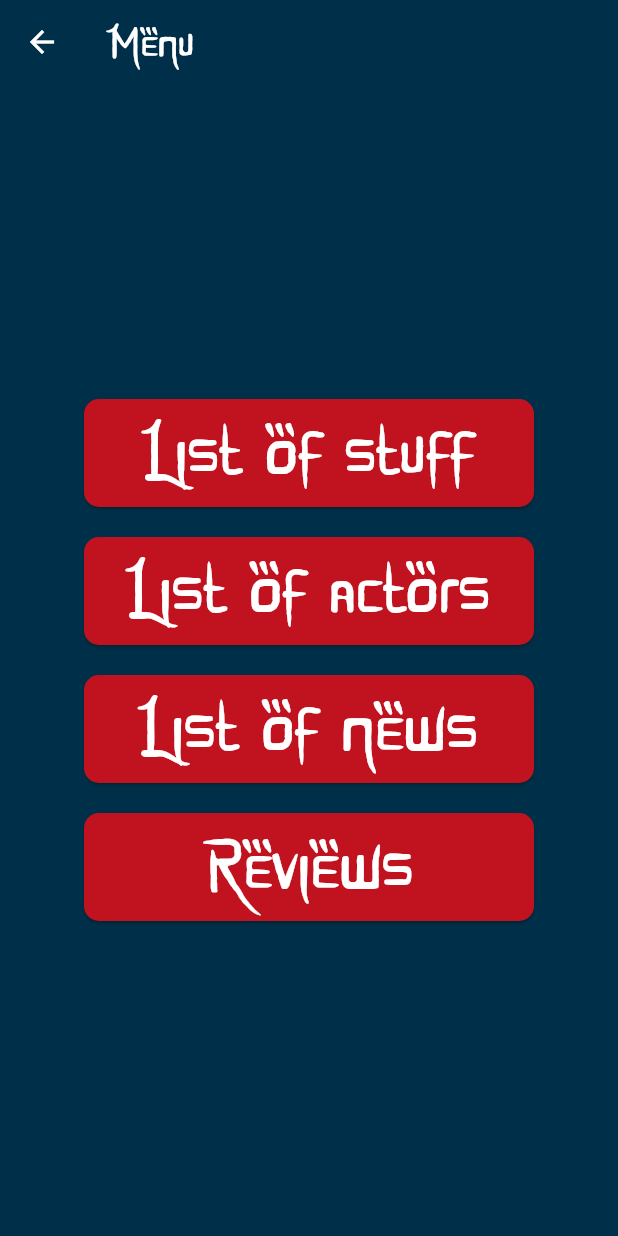
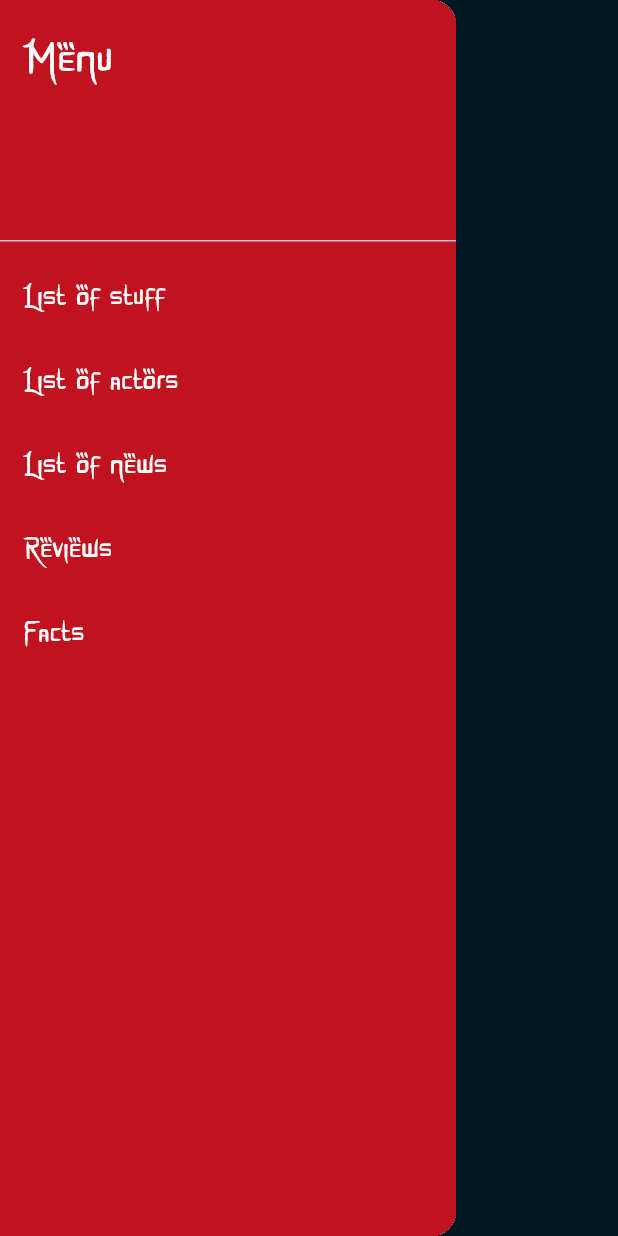
Before and after one commit to Wirtinius/JJK, a Flutter app: the MenuPage screen opened directly, with the side drawer open (before the commit the screen has no drawer), on a phone screen of 412 x 824 dp. Run offline on Flutter 3.47's test engine with Material 3 defaults, Android fonts, the phone set to English and light mode, and no system bars.

Commit message:
sideabr/facts

```diff
--- a/jjk/lib/menu.dart
+++ b/jjk/lib/menu.dart
@@ -1,4 +1,5 @@
 import 'package:flutter/material.dart';
+import 'package:jjk/random.dart';
 import 'package:jjk/reviws.dart';
 import 'package:jjk/stuff.dart';
 import 'actor/actor_list.dart';
@@ -20,124 +21,108 @@ class MenuPage extends StatelessWidget {
           ),
         ),
         backgroundColor: Color.fromARGB(255, 0, 48, 73),
-        leading: IconButton(
-          icon: Icon(
-            Icons.arrow_back,
-            color: Colors.white,
-          ),
-          onPressed: () {
-            Navigator.pop(context);
-          },
-        ),
       ),
-      body: Center(
-        child: Column(
-          mainAxisAlignment: MainAxisAlignment.center,
-          children: [
-            SizedBox(
-              width: 300.0,
-              child: ElevatedButton(
-                onPressed: () {
+     drawer: Drawer(
+        child: Container(
+          color: const Color.fromARGB(255, 193, 18, 31),
+          child: ListView(
+            padding: EdgeInsets.zero,
+            children: [
+              DrawerHeader(
+                decoration: BoxDecoration(
+                  color: const Color.fromARGB(255, 193, 18, 31),
+                ),
+                child: Text(
+                  'Menu',
+                  style: TextStyle(
+                    color: Colors.white,
+                    fontSize: 30,
+                    fontFamily: 'JJK',
+                  ),
+                ),
+              ),
+              ListTile(
+                title: Text(
+                  'List of stuff',
+                  style: TextStyle(
+                    color: Colors.white,
+                    fontSize: 20,
+                    fontFamily: 'JJK',
+                  ),
+                ),
+                onTap: () {
                   Navigator.push(
                     context,
                     MaterialPageRoute(builder: (context) => ContainerPage()),
                   );
                 },
-                child: Text(
-                  'List of stuff',
+              ),
+              ListTile(
+                title: Text(
+                  'List of actors',
                   style: TextStyle(
                     color: Colors.white,
-                    fontSize: 50,
+                    fontSize: 20,
                     fontFamily: 'JJK',
                   ),
                 ),
-                style: ElevatedButton.styleFrom(
-                  backgroundColor: const Color.fromARGB(255, 193, 18, 31),
-                  shape: RoundedRectangleBorder(
-                    borderRadius: BorderRadius.circular(10.0),
-                  ),
-                ),
-              ),
-            ),
-            SizedBox(height: 20),
-            SizedBox(
-              width: 300.0,
-              child: ElevatedButton(
-                onPressed: () {
+                onTap: () {
                   Navigator.push(
                     context,
                     MaterialPageRoute(builder: (context) => ActorListPage(actors: actors)),
                   );
                 },
-                child: Text(
-                  'List of actors',
+              ),
+              ListTile(
+                title: Text(
+                  'List of news',
                   style: TextStyle(
                     color: Colors.white,
-                    fontSize: 50,
+                    fontSize: 20,
                     fontFamily: 'JJK',
                   ),
                 ),
-                style: ElevatedButton.styleFrom(
-                  backgroundColor: const Color.fromARGB(255, 193, 18, 31),
-                  shape: RoundedRectangleBorder(
-                    borderRadius: BorderRadius.circular(10.0),
-                  ),
-                ),
-              ),
-            ),
-            SizedBox(height: 20),
-            SizedBox(
-              width: 300.0,
-              child: ElevatedButton(
-                onPressed: () {
+                onTap: () {
                   Navigator.push(
                     context,
                     MaterialPageRoute(builder: (context) => NewsListPage()),
                   );
                 },
-                child: Text(
-                  'List of news',
+              ),
+              ListTile(
+                title: Text(
+                  'Reviews',
                   style: TextStyle(
                     color: Colors.white,
-                    fontSize: 50,
+                    fontSize: 20,
                     fontFamily: 'JJK',
                   ),
                 ),
-                style: ElevatedButton.styleFrom(
-                  backgroundColor: const Color.fromARGB(255, 193, 18, 31),
-                  shape: RoundedRectangleBorder(
-                    borderRadius: BorderRadius.circular(10.0),
-                  ),
-                ),
-              ),
-            ),
-            SizedBox(height: 20),
-            SizedBox(
-              width: 300.0,
-              child: ElevatedButton(
-                onPressed: () {
+                onTap: () {
                   Navigator.push(
                     context,
                     MaterialPageRoute(builder: (context) => ReviewsPage()),
                   );
                 },
-                child: Text(
-                  'Reviews',
+              ),
+              ListTile(
+                title: Text(
+                  'Facts',
                   style: TextStyle(
                     color: Colors.white,
-                    fontSize: 50,
+                    fontSize: 20,
                     fontFamily: 'JJK',
                   ),
                 ),
-                style: ElevatedButton.styleFrom(
-                  backgroundColor: const Color.fromARGB(255, 193, 18, 31),
-                  shape: RoundedRectangleBorder(
-                    borderRadius: BorderRadius.circular(10.0),
-                  ),
-                ),
+                onTap: () {
+                  Navigator.push(
+                    context,
+                    MaterialPageRoute(builder: (context) => RandomTextPage()),
+                  );
+                },
               ),
-            ),
-          ],
+            ],
+          ),
         ),
       ),
     );
--- a/jjk/pubspec.yaml
+++ b/jjk/pubspec.yaml
@@ -37,6 +37,7 @@ dependencies:
   cupertino_icons: ^1.0.6
   weather: ^3.1.1
   intl: ^0.19.0
+  google_maps_flutter: ^2.6.1
 
 dev_dependencies:
   flutter_test:
```
Also changed, not shown: jjk/analysis_options.yaml (deleted, +0 -28 lines), jjk/lib/random.dart (added, +110 -0 lines), jjk/pubspec.lock.
